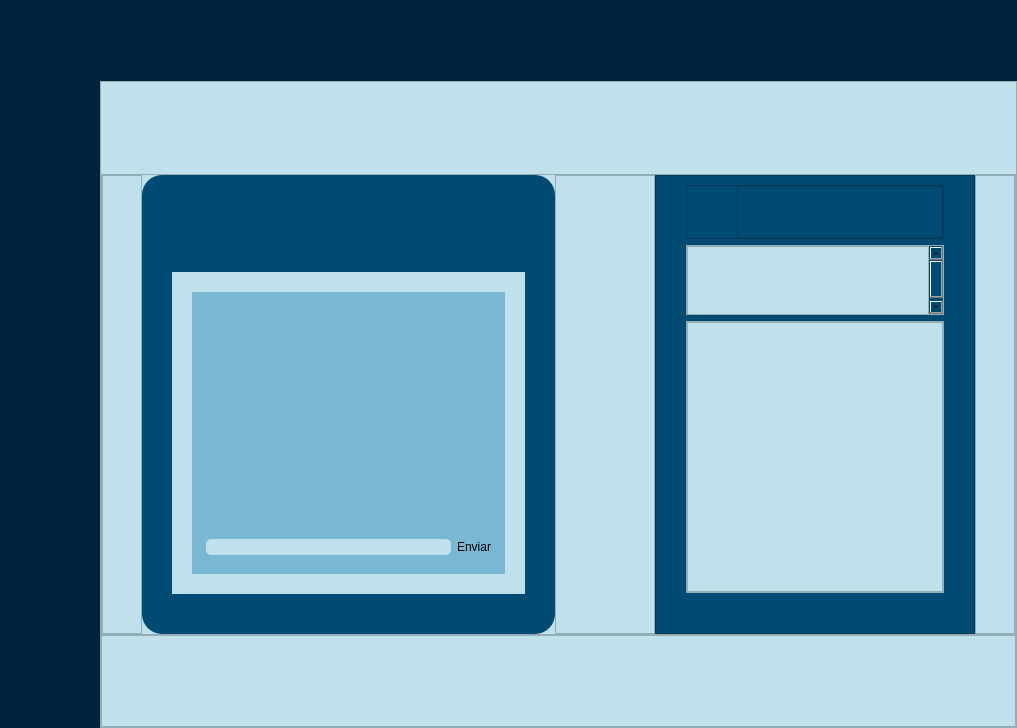
Above: src/resources/interface/Ventana_Chat.ui from Yosoyepa/MyUnApp before the change. Below: the same form after it.
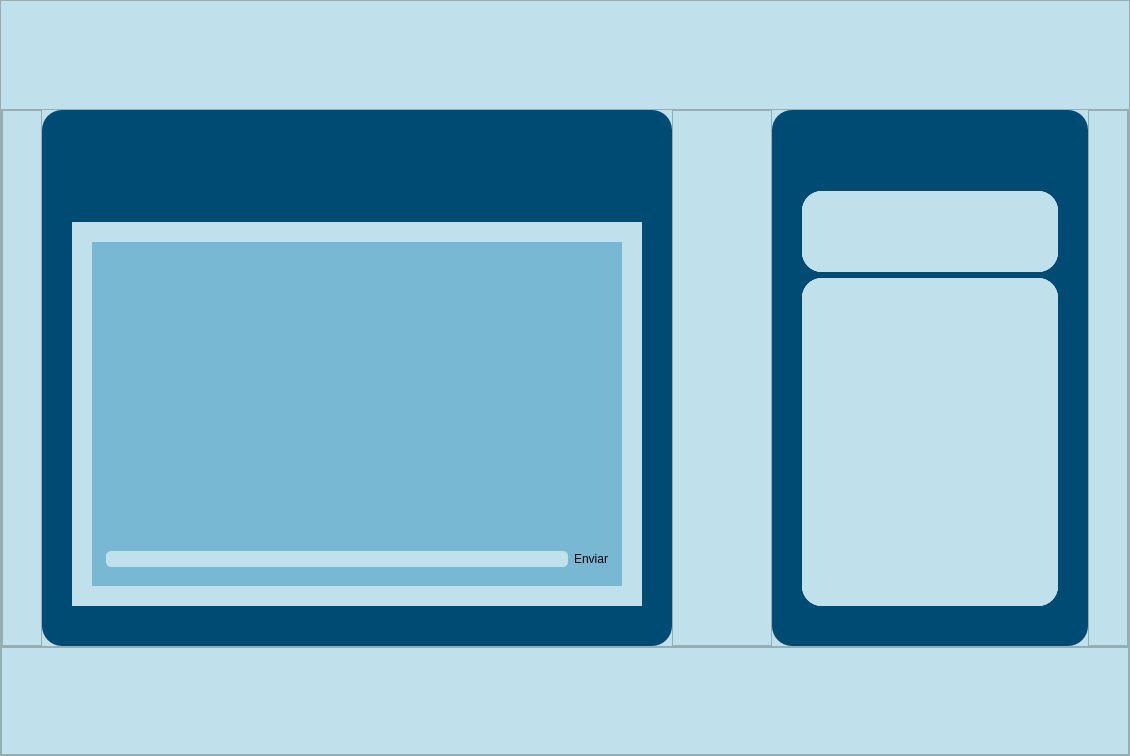
That is the form after the change. Icons and pictures are not drawn.

Commit message: ventana de menú arreglada

```diff
--- a/src/resources/interface/Ventana_Chat.ui
+++ b/src/resources/interface/Ventana_Chat.ui
@@ -6,8 +6,8 @@
    <rect>
     <x>0</x>
     <y>0</y>
-    <width>1017</width>
-    <height>728</height>
+    <width>1130</width>
+    <height>756</height>
    </rect>
   </property>
   <property name="windowTitle">
@@ -60,332 +60,6 @@
        <property name="bottomMargin">
         <number>0</number>
        </property>
-       <item>
-        <widget class="QFrame" name="frame_5">
-         <property name="sizePolicy">
-          <sizepolicy hsizetype="Preferred" vsizetype="Preferred">
-           <horstretch>0</horstretch>
-           <verstretch>0</verstretch>
-          </sizepolicy>
-         </property>
-         <property name="layoutDirection">
-          <enum>Qt::LeftToRight</enum>
-         </property>
-         <property name="styleSheet">
-          <string notr="true">background-color: rgb(1, 35, 60);</string>
-         </property>
-         <property name="frameShape">
-          <enum>QFrame::NoFrame</enum>
-         </property>
-         <property name="frameShadow">
-          <enum>QFrame::Plain</enum>
-         </property>
-         <property name="lineWidth">
-          <number>0</number>
-         </property>
-         <layout class="QVBoxLayout" name="verticalLayout_3">
-          <property name="spacing">
-           <number>0</number>
-          </property>
-          <property name="sizeConstraint">
-           <enum>QLayout::SetDefaultConstraint</enum>
-          </property>
-          <property name="leftMargin">
-           <number>0</number>
-          </property>
-          <property name="topMargin">
-           <number>0</number>
-          </property>
-          <property name="rightMargin">
-           <number>0</number>
-          </property>
-          <property name="bottomMargin">
-           <number>0</number>
-          </property>
-          <item>
-           <widget class="QPushButton" name="botonMenu">
-            <property name="sizePolicy">
-             <sizepolicy hsizetype="Minimum" vsizetype="Minimum">
-              <horstretch>0</horstretch>
-              <verstretch>0</verstretch>
-             </sizepolicy>
-            </property>
-            <property name="minimumSize">
-             <size>
-              <width>100</width>
-              <height>100</height>
-             </size>
-            </property>
-            <property name="maximumSize">
-             <size>
-              <width>16777215</width>
-              <height>16777215</height>
-             </size>
-            </property>
-            <property name="styleSheet">
-             <string notr="true">QPushButton{
-	background-color: transparent;
-	border-radius: 0px;
-}
-
-QPushButton:hover{
-	background-color: rgb(0, 82, 127);
-	border-radius: 0px;
-}
-
-QPushButton::pressed{
-	background-color: rgb(62, 201, 255);
-	border-radius: 0px;
-}</string>
-            </property>
-            <property name="text">
-             <string/>
-            </property>
-            <property name="icon">
-             <iconset resource="../QRC/imagenesInicioSesion.qrc">
-              <normaloff>:/newPrefix/Icons/Exterior.png</normaloff>:/newPrefix/Icons/Exterior.png</iconset>
-            </property>
-            <property name="iconSize">
-             <size>
-              <width>100</width>
-              <height>100</height>
-             </size>
-            </property>
-            <property name="flat">
-             <bool>false</bool>
-            </property>
-           </widget>
-          </item>
-          <item>
-           <widget class="QPushButton" name="botonGrupos">
-            <property name="sizePolicy">
-             <sizepolicy hsizetype="Minimum" vsizetype="Minimum">
-              <horstretch>0</horstretch>
-              <verstretch>0</verstretch>
-             </sizepolicy>
-            </property>
-            <property name="minimumSize">
-             <size>
-              <width>100</width>
-              <height>100</height>
-             </size>
-            </property>
-            <property name="maximumSize">
-             <size>
-              <width>16777215</width>
-              <height>16777215</height>
-             </size>
-            </property>
-            <property name="styleSheet">
-             <string notr="true">QPushButton{
-	background-color: transparent;
-	border-radius: 0px;
-}
-
-QPushButton:hover{
-	background-color: rgb(0, 82, 127);
-	border-radius: 0px;
-}
-
-QPushButton::pressed{
-	background-color: rgb(62, 201, 255);
-	border-radius: 0px;
-}</string>
-            </property>
-            <property name="text">
-             <string/>
-            </property>
-            <property name="icon">
-             <iconset resource="../QRC/imagenesInicioSesion.qrc">
-              <normaloff>:/newPrefix/Icons/User_Groups_Icon.png</normaloff>:/newPrefix/Icons/User_Groups_Icon.png</iconset>
-            </property>
-            <property name="iconSize">
-             <size>
-              <width>100</width>
-              <height>100</height>
-             </size>
-            </property>
-            <property name="flat">
-             <bool>false</bool>
-            </property>
-           </widget>
-          </item>
-          <item>
-           <widget class="QPushButton" name="botonChat">
-            <property name="sizePolicy">
-             <sizepolicy hsizetype="Minimum" vsizetype="Minimum">
-              <horstretch>0</horstretch>
-              <verstretch>0</verstretch>
-             </sizepolicy>
-            </property>
-            <property name="minimumSize">
-             <size>
-              <width>100</width>
-              <height>100</height>
-             </size>
-            </property>
-            <property name="layoutDirection">
-             <enum>Qt::LeftToRight</enum>
-            </property>
-            <property name="styleSheet">
-             <string notr="true">QPushButton{
-	background-color: transparent;
-	border-radius: 0px;
-}
-
-QPushButton:hover{
-	background-color: rgb(0, 82, 127);
-	border-radius: 0px;
-}
-
-QPushButton::pressed{
-	background-color: rgb(62, 201, 255);
-	border-radius: 0px;
-}</string>
-            </property>
-            <property name="text">
-             <string/>
-            </property>
-            <property name="icon">
-             <iconset resource="../QRC/imagenesInicioSesion.qrc">
-              <normaloff>:/newPrefix/Icons/Chat_Room_Icon.png</normaloff>:/newPrefix/Icons/Chat_Room_Icon.png</iconset>
-            </property>
-            <property name="iconSize">
-             <size>
-              <width>90</width>
-              <height>90</height>
-             </size>
-            </property>
-            <property name="checkable">
-             <bool>false</bool>
-            </property>
-            <property name="flat">
-             <bool>false</bool>
-            </property>
-           </widget>
-          </item>
-          <item>
-           <widget class="QPushButton" name="botonCalendario">
-            <property name="sizePolicy">
-             <sizepolicy hsizetype="Minimum" vsizetype="Minimum">
-              <horstretch>0</horstretch>
-              <verstretch>0</verstretch>
-             </sizepolicy>
-            </property>
-            <property name="minimumSize">
-             <size>
-              <width>100</width>
-              <height>100</height>
-             </size>
-            </property>
-            <property name="autoFillBackground">
-             <bool>false</bool>
-            </property>
-            <property name="styleSheet">
-             <string notr="true">QPushButton{
-	background-color: transparent;
-	border-radius: 0px;
-}
-
-QPushButton:hover{
-	background-color: rgb(0, 82, 127);
-	border-radius: 0px;
-}
-
-QPushButton::pressed{
-	background-color: rgb(62, 201, 255);
-	border-radius: 0px;
-}
-
-</string>
-            </property>
-            <property name="text">
-             <string/>
-            </property>
-            <property name="icon">
-             <iconset resource="../QRC/imagenesInicioSesion.qrc">
-              <normaloff>:/newPrefix/Icons/Events_Icon.png</normaloff>:/newPrefix/Icons/Events_Icon.png</iconset>
-            </property>
-            <property name="iconSize">
-             <size>
-              <width>90</width>
-              <height>90</height>
-             </size>
-            </property>
-            <property name="checkable">
-             <bool>false</bool>
-            </property>
-            <property name="autoExclusive">
-             <bool>false</bool>
-            </property>
-            <property name="autoDefault">
-             <bool>false</bool>
-            </property>
-            <property name="default">
-             <bool>false</bool>
-            </property>
-            <property name="flat">
-             <bool>false</bool>
-            </property>
-           </widget>
-          </item>
-          <item>
-           <widget class="QPushButton" name="configBoton">
-            <property name="sizePolicy">
-             <sizepolicy hsizetype="Minimum" vsizetype="Minimum">
-              <horstretch>0</horstretch>
-              <verstretch>0</verstretch>
-             </sizepolicy>
-            </property>
-            <property name="minimumSize">
-             <size>
-              <width>100</width>
-              <height>100</height>
-             </size>
-            </property>
-            <property name="maximumSize">
-             <size>
-              <width>16777215</width>
-              <height>16777215</height>
-             </size>
-            </property>
-            <property name="styleSheet">
-             <string notr="true">QPushButton{
-	background-color: transparent;
-	border-radius: 0px;
-}
-
-QPushButton:hover{
-	background-color: rgb(0, 82, 127);
-	border-radius: 0px;
-}
-
-QPushButton::pressed{
-	background-color: rgb(62, 201, 255);
-	border-radius: 0px;
-}</string>
-            </property>
-            <property name="text">
-             <string/>
-            </property>
-            <property name="icon">
-             <iconset resource="../QRC/imagenesInicioSesion.qrc">
-              <normaloff>:/newPrefix/Icons/Adjust_Icon.png</normaloff>:/newPrefix/Icons/Adjust_Icon.png</iconset>
-            </property>
-            <property name="iconSize">
-             <size>
-              <width>100</width>
-              <height>100</height>
-             </size>
-            </property>
-            <property name="flat">
-             <bool>false</bool>
-            </property>
-           </widget>
-          </item>
-         </layout>
-        </widget>
-       </item>
        <item>
         <widget class="QFrame" name="frame_2">
          <property name="frameShape">
@@ -413,38 +87,6 @@
           <property name="bottomMargin">
            <number>0</number>
           </property>
-          <item>
-           <widget class="QFrame" name="frame_3">
-            <property name="sizePolicy">
-             <sizepolicy hsizetype="Preferred" vsizetype="Preferred">
-              <horstretch>0</horstretch>
-              <verstretch>0</verstretch>
-             </sizepolicy>
-            </property>
-            <property name="minimumSize">
-             <size>
-              <width>0</width>
-              <height>0</height>
-             </size>
-            </property>
-            <property name="autoFillBackground">
-             <bool>false</bool>
-            </property>
-            <property name="styleSheet">
-             <string notr="true">background-color: rgb(1, 35, 60);
-border-color: transparent;</string>
-            </property>
-            <property name="frameShape">
-             <enum>QFrame::NoFrame</enum>
-            </property>
-            <property name="frameShadow">
-             <enum>QFrame::Plain</enum>
-            </property>
-            <property name="lineWidth">
-             <number>0</number>
-            </property>
-           </widget>
-          </item>
           <item>
            <widget class="QFrame" name="frame_4">
             <property name="styleSheet">
@@ -672,8 +314,8 @@
                           <rect>
                            <x>0</x>
                            <y>0</y>
-                           <width>313</width>
-                           <height>282</height>
+                           <width>530</width>
+                           <height>344</height>
                           </rect>
                          </property>
                          <property name="styleSheet">
@@ -864,6 +506,8 @@
                   <property name="styleSheet">
                    <string notr="true">background-color: rgb(0, 75, 115);
 
+border-radius: 20px
+
 
 
 
@@ -971,8 +615,8 @@
                        <rect>
                         <x>0</x>
                         <y>0</y>
-                        <width>239</width>
-                        <height>73</height>
+                        <width>256</width>
+                        <height>81</height>
                        </rect>
                       </property>
                       <property name="styleSheet">
@@ -1033,7 +677,7 @@
                         <x>0</x>
                         <y>0</y>
                         <width>256</width>
-                        <height>269</height>
+                        <height>328</height>
                        </rect>
                       </property>
                       <layout class="QVBoxLayout" name="verticalLayout_8">
```
Left out of the diff: 4 changed lines with no effect on the pictures. The commit also changes 5 other files.
